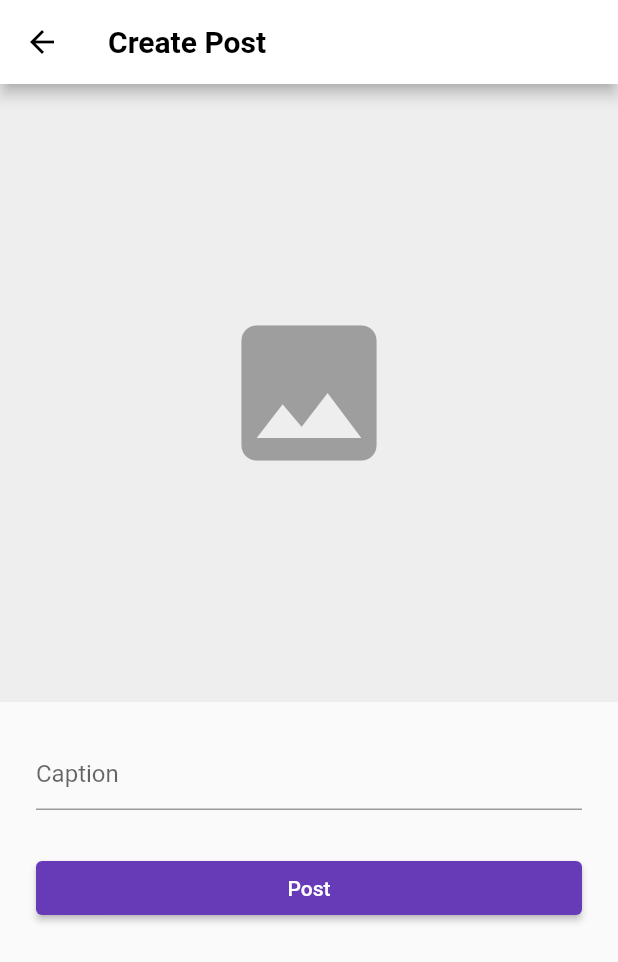
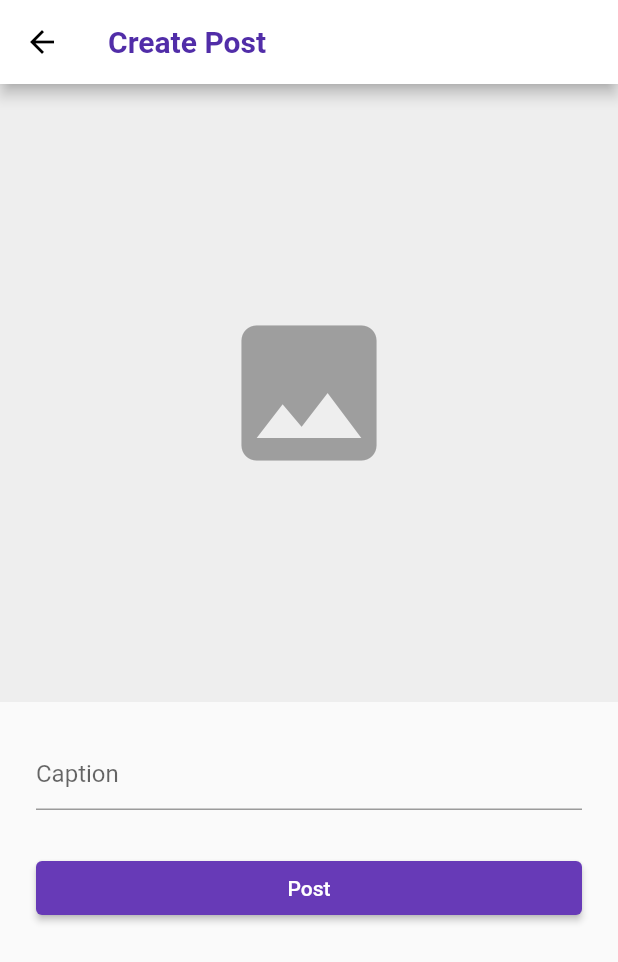
Before and after one commit to ankanSikdar/flutter-instagram, a Flutter app: the CreatePostScreen screen opened directly, on a phone screen of 412 x 824 dp. Shown: the top 962 px of the screen. Run offline on Flutter 3.47's test engine with Material 2 defaults, Android fonts, the phone set to English and light mode, and no system bars; our stand-ins replace bloc, cached_network_image, cloud_firestore, equatable, firebase_auth, firebase_core and 5 more; missing offline and left inert: enum_to_string; accounts and stored records are empty.

Commit message:
Fixed appbar title apprearing white

```diff
--- a/lib/screens/create_post/create_post_screen.dart
+++ b/lib/screens/create_post/create_post_screen.dart
@@ -43,7 +43,10 @@ class CreatePostScreen extends StatelessWidget {
       },
       child: Scaffold(
         appBar: AppBar(
-          title: Text('Create Post'),
+          title: Text(
+            'Create Post',
+            style: TextStyle(color: Theme.of(context).primaryColorDark),
+          ),
         ),
         body: BlocConsumer<CreatePostCubit, CreatePostState>(
           listener: (context, state) {
--- a/lib/screens/feed/feed_screen.dart
+++ b/lib/screens/feed/feed_screen.dart
@@ -99,7 +99,10 @@ class _FeedScreenState extends State<FeedScreen> {
       builder: (context, state) {
         return Scaffold(
           appBar: AppBar(
-            title: Text('Instagram'),
+            title: Text(
+              'Instagram',
+              style: TextStyle(color: Theme.of(context).primaryColorDark),
+            ),
             actions: [
               if (state.posts.isEmpty && state.status == FeedStatus.loaded)
                 IconButton(
--- a/lib/screens/notifications/notifications_screen.dart
+++ b/lib/screens/notifications/notifications_screen.dart
@@ -12,7 +12,10 @@ class NotificationsScreen extends StatelessWidget {
   Widget build(BuildContext context) {
     return Scaffold(
       appBar: AppBar(
-        title: Text('Notifications'),
+        title: Text(
+          'Notifications',
+          style: TextStyle(color: Theme.of(context).primaryColorDark),
+        ),
       ),
       body: BlocBuilder<NotificationsBloc, NotificationsState>(
         builder: (context, state) {
--- a/lib/screens/profile/profile_screen.dart
+++ b/lib/screens/profile/profile_screen.dart
@@ -199,7 +199,10 @@ class _ProfileScreenState extends State<ProfileScreen>
 
         return Scaffold(
           appBar: AppBar(
-            title: Text(state.user.username),
+            title: Text(
+              state.user.username,
+              style: TextStyle(color: Theme.of(context).primaryColorDark),
+            ),
             actions: [
               IconButton(
                   icon: Icon(Icons.logout),
```
